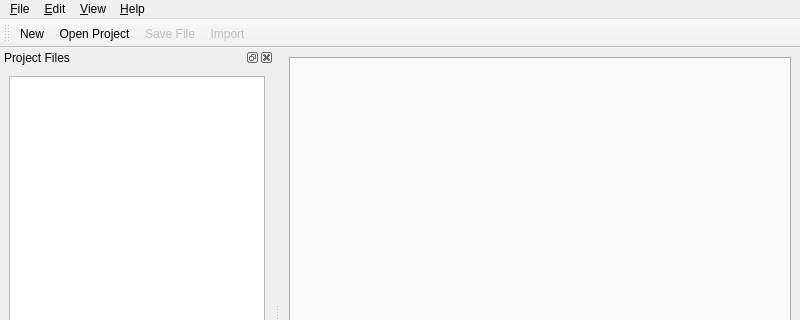
Qt form mainwindow.ui (gtalent/wombat-editor) before a commit; both pictures show x 0 to 800 and y 0 to 320 of the 800 by 600 pixel window.
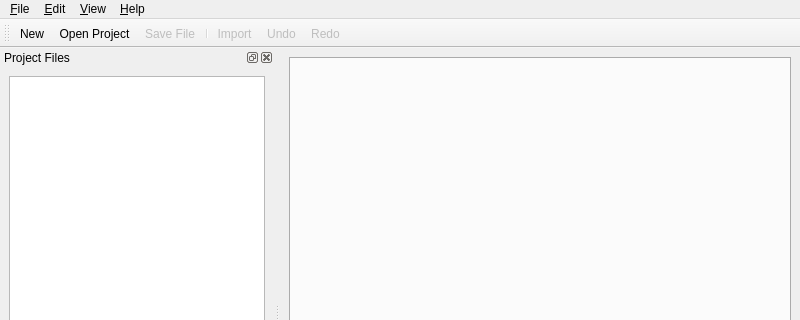
The same form after that commit. Icons and pictures are not drawn.

Commit message: Made the Undo/Redo actions disabled when there's nothing to Undo/Redo.

What changed in the file:
```diff
--- a/mainwindow.ui
+++ b/mainwindow.ui
@@ -76,7 +76,10 @@
    <addaction name="actionNewMenu"/>
    <addaction name="actionOpenProject"/>
    <addaction name="actionSave"/>
+   <addaction name="separator"/>
    <addaction name="actionImport"/>
+   <addaction name="actionUndo"/>
+   <addaction name="actionRedo"/>
   </widget>
   <widget class="QMenuBar" name="menubar">
    <property name="geometry">
@@ -199,6 +202,9 @@
    </property>
   </action>
   <action name="actionUndo">
+   <property name="enabled">
+    <bool>false</bool>
+   </property>
    <property name="text">
     <string>&amp;Undo</string>
    </property>
@@ -207,6 +213,9 @@
    </property>
   </action>
   <action name="actionRedo">
+   <property name="enabled">
+    <bool>false</bool>
+   </property>
    <property name="text">
     <string>&amp;Redo</string>
    </property>
```
The commit also changes 3 other files.
